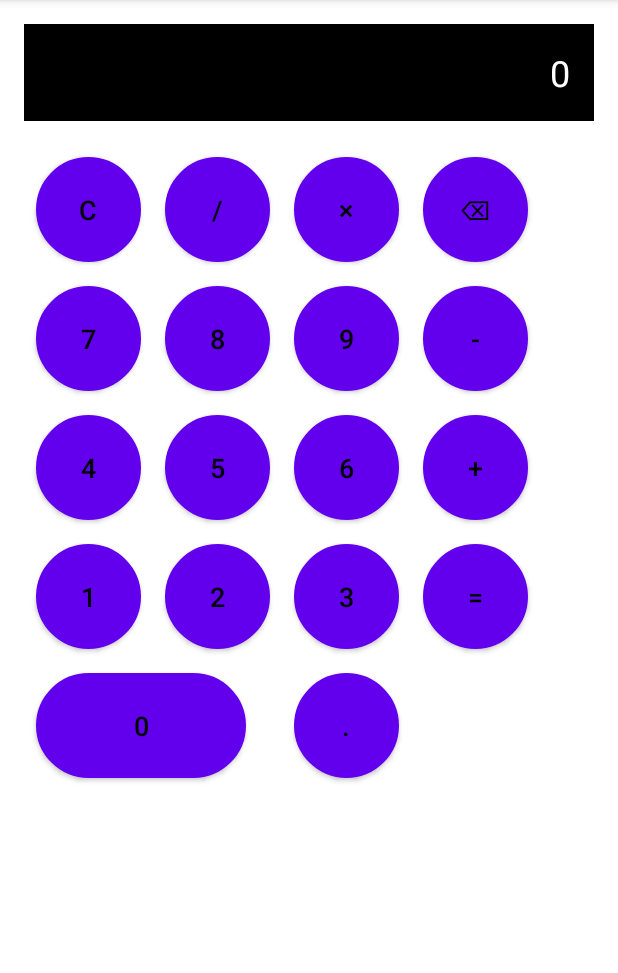
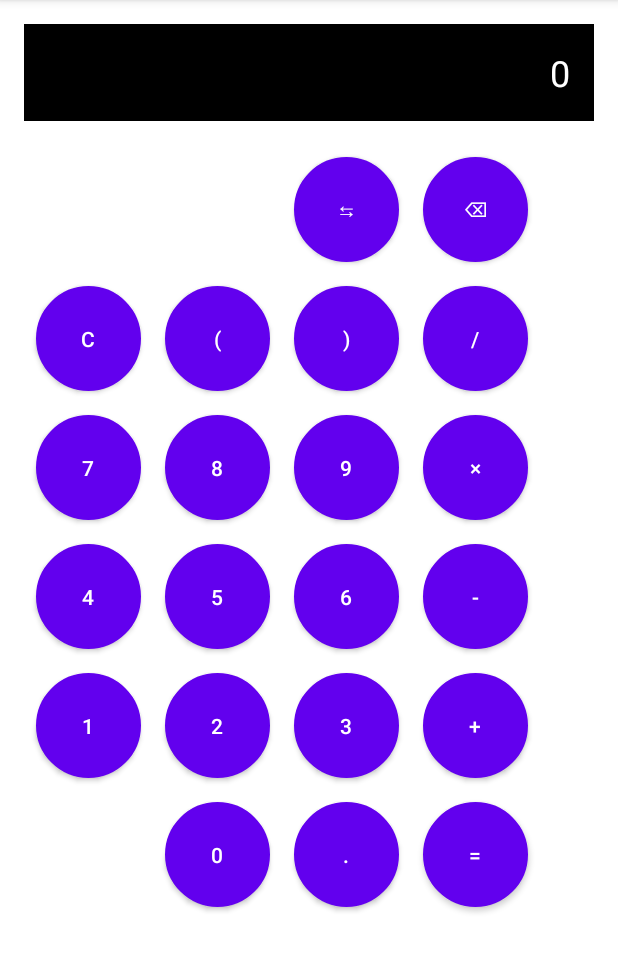
Before and after one commit to tonolinl/UnitConvertPlus, an Android app: the screen it shows after launch (Calculator_Activity), on a phone screen of 412 x 824 dp, the part 84-1057 px from its top. Run offline under Robolectric (Android 15) with nearby library versions, the phone set to English and light mode, and no system bars.

Commit message:
Second version of calculator with landscape display manage

```diff
--- /dev/null
+++ b/app/src/main/res/layout-land/activity_calculator.xml
@@ -0,0 +1,16 @@
+<?xml version="1.0" encoding="utf-8"?>
+<LinearLayout xmlns:android="http://schemas.android.com/apk/res/android"
+    android:layout_width="match_parent"
+    android:layout_height="match_parent"
+    android:orientation="vertical"
+    android:padding="16dp">
+
+    <Button
+        android:id="@+id/btn_portrait"
+        android:text="⇆"
+        android:layout_width="match_parent"
+        android:layout_height="match_parent"
+        android:background="@drawable/button_round"
+        android:gravity="center"
+        android:textSize="24sp" />
+</LinearLayout>
--- a/app/src/main/res/layout/activity_calculator.xml
+++ b/app/src/main/res/layout/activity_calculator.xml
@@ -13,199 +13,200 @@
         android:background="#000000"
         android:gravity="end"
         android:padding="16dp"
-        android:textSize="24sp"
         android:text="0"
-        android:textColor="#FFFFFF" />
+        android:textColor="#FFFFFF"
+        android:textSize="24sp" />
 
     <!-- Grille des boutons -->
     <GridLayout
         android:layout_width="match_parent"
         android:layout_height="wrap_content"
         android:columnCount="4"
-        android:rowCount="5"
-        android:paddingTop="16dp"
-        android:layout_gravity="center">
+        android:rowCount="6"
+        android:paddingTop="16dp">
 
-        <!-- Lignes et colonnes de boutons -->
+        <!-- Ligne 1 -->
+        <View
+            android:layout_width="0dp"
+            android:layout_height="0dp"
+            android:layout_columnSpan="2" />
+
+        <Button
+            android:id="@+id/btn_landscape"
+            android:text="⇆"
+            android:layout_width="70dp"
+            android:layout_height="70dp"
+            android:background="@drawable/button_round"
+            android:layout_margin="8dp" />
+
+        <Button
+            android:id="@+id/btn_backspace"
+            android:text="⌫"
+            android:layout_width="70dp"
+            android:layout_height="70dp"
+            android:background="@drawable/button_round"
+            android:layout_margin="8dp" />
+
+        <!-- Ligne 2 -->
         <Button
             android:id="@+id/btn_clear"
+            android:text="C"
             android:layout_width="70dp"
             android:layout_height="70dp"
-            android:layout_margin="8dp"
             android:background="@drawable/button_round"
-            android:text="C"
-            android:textColor="#000000"
-            android:textSize="18sp" />
+            android:layout_margin="8dp" />
+
+        <Button
+            android:id="@+id/btn_open_parenthesis"
+            android:text="("
+            android:layout_width="70dp"
+            android:layout_height="70dp"
+            android:background="@drawable/button_round"
+            android:layout_margin="8dp" />
+
+        <Button
+            android:id="@+id/btn_close_parenthesis"
+            android:text=")"
+            android:layout_width="70dp"
+            android:layout_height="70dp"
+            android:background="@drawable/button_round"
+            android:layout_margin="8dp" />
 
         <Button
             android:id="@+id/btn_divide"
+            android:text="/"
             android:layout_width="70dp"
             android:layout_height="70dp"
-            android:layout_margin="8dp"
             android:background="@drawable/button_round"
-            android:text="/"
-            android:textColor="#000000"
-            android:textSize="18sp" />
+            android:layout_margin="8dp" />
+
+        <!-- Ligne 3 -->
+        <Button
+            android:id="@+id/btn_7"
+            android:text="7"
+            android:layout_width="70dp"
+            android:layout_height="70dp"
+            android:background="@drawable/button_round"
+            android:layout_margin="8dp" />
+
+        <Button
+            android:id="@+id/btn_8"
+            android:text="8"
+            android:layout_width="70dp"
+            android:layout_height="70dp"
+            android:background="@drawable/button_round"
+            android:layout_margin="8dp" />
+
+        <Button
+            android:id="@+id/btn_9"
+            android:text="9"
+            android:layout_width="70dp"
+            android:layout_height="70dp"
+            android:background="@drawable/button_round"
+            android:layout_margin="8dp" />
 
         <Button
             android:id="@+id/btn_multiply"
+            android:text="×"
             android:layout_width="70dp"
             android:layout_height="70dp"
-            android:layout_margin="8dp"
             android:background="@drawable/button_round"
-            android:text="×"
-            android:textColor="#000000"
-            android:textSize="18sp" />
+            android:layout_margin="8dp" />
+
+        <!-- Ligne 4 -->
+        <Button
+            android:id="@+id/btn_4"
+            android:text="4"
+            android:layout_width="70dp"
+            android:layout_height="70dp"
+            android:background="@drawable/button_round"
+            android:layout_margin="8dp" />
 
         <Button
-            android:id="@+id/btn_backspace"
+            android:id="@+id/btn_5"
+            android:text="5"
             android:layout_width="70dp"
             android:layout_height="70dp"
-            android:layout_margin="8dp"
             android:background="@drawable/button_round"
-            android:text="⌫"
-            android:textColor="#000000"
-            android:textSize="18sp" />
+            android:layout_margin="8dp" />
 
         <Button
-            android:id="@+id/btn_7"
+            android:id="@+id/btn_6"
+            android:text="6"
             android:layout_width="70dp"
             android:layout_height="70dp"
-            android:layout_margin="8dp"
             android:background="@drawable/button_round"
-            android:text="7"
-            android:textColor="#000000"
-            android:textSize="18sp" />
-
-        <Button
-            android:id="@+id/btn_8"
-            android:layout_width="70dp"
-            android:layout_height="70dp"
-            android:layout_margin="8dp"
-            android:background="@drawable/button_round"
-            android:text="8"
-            android:textColor="#000000"
-            android:textSize="18sp" />
-
-        <Button
-            android:id="@+id/btn_9"
-            android:layout_width="70dp"
-            android:layout_height="70dp"
-            android:layout_margin="8dp"
-            android:background="@drawable/button_round"
-            android:text="9"
-            android:textColor="#000000"
-            android:textSize="18sp" />
+            android:layout_margin="8dp" />
 
         <Button
             android:id="@+id/btn_subtract"
+            android:text="-"
             android:layout_width="70dp"
             android:layout_height="70dp"
-            android:layout_margin="8dp"
             android:background="@drawable/button_round"
-            android:text="-"
-            android:textColor="#000000"
-            android:textSize="18sp" />
+            android:layout_margin="8dp" />
+
+        <!-- Ligne 5 -->
+        <Button
+            android:id="@+id/btn_1"
+            android:text="1"
+            android:layout_width="70dp"
+            android:layout_height="70dp"
+            android:background="@drawable/button_round"
+            android:layout_margin="8dp" />
 
         <Button
-            android:id="@+id/btn_4"
+            android:id="@+id/btn_2"
+            android:text="2"
             android:layout_width="70dp"
             android:layout_height="70dp"
-            android:layout_margin="8dp"
             android:background="@drawable/button_round"
-            android:text="4"
-            android:textColor="#000000"
-            android:textSize="18sp" />
+            android:layout_margin="8dp" />
 
         <Button
-            android:id="@+id/btn_5"
+            android:id="@+id/btn_3"
+            android:text="3"
             android:layout_width="70dp"
             android:layout_height="70dp"
-            android:layout_margin="8dp"
             android:background="@drawable/button_round"
-            android:text="5"
-            android:textColor="#000000"
-            android:textSize="18sp" />
-
-        <Button
-            android:id="@+id/btn_6"
-            android:layout_width="70dp"
-            android:layout_height="70dp"
-            android:layout_margin="8dp"
-            android:background="@drawable/button_round"
-            android:text="6"
-            android:textColor="#000000"
-            android:textSize="18sp" />
+            android:layout_margin="8dp" />
 
         <Button
             android:id="@+id/btn_add"
+            android:text="+"
             android:layout_width="70dp"
             android:layout_height="70dp"
-            android:layout_margin="8dp"
             android:background="@drawable/button_round"
-            android:text="+"
-            android:textColor="#000000"
-            android:textSize="18sp" />
+            android:layout_margin="8dp" />
+
+        <!-- Ligne 6 -->
+        <View
+            android:layout_width="0dp"
+            android:layout_height="0dp"
+            android:layout_columnSpan="1" />
 
         <Button
-            android:id="@+id/btn_1"
+            android:id="@+id/btn_0"
+            android:text="0"
             android:layout_width="70dp"
             android:layout_height="70dp"
-            android:layout_margin="8dp"
             android:background="@drawable/button_round"
-            android:text="1"
-            android:textColor="#000000"
-            android:textSize="18sp" />
+            android:layout_margin="8dp" />
 
         <Button
-            android:id="@+id/btn_2"
+            android:id="@+id/btn_dot"
+            android:text="."
             android:layout_width="70dp"
             android:layout_height="70dp"
-            android:layout_margin="8dp"
             android:background="@drawable/button_round"
-            android:text="2"
-            android:textColor="#000000"
-            android:textSize="18sp" />
-
-        <Button
-            android:id="@+id/btn_3"
-            android:layout_width="70dp"
-            android:layout_height="70dp"
-            android:layout_margin="8dp"
-            android:background="@drawable/button_round"
-            android:text="3"
-            android:textColor="#000000"
-            android:textSize="18sp" />
+            android:layout_margin="8dp" />
 
         <Button
             android:id="@+id/btn_equals"
+            android:text="="
             android:layout_width="70dp"
             android:layout_height="70dp"
-            android:layout_margin="8dp"
             android:background="@drawable/button_round"
-            android:text="="
-            android:textColor="#000000"
-            android:textSize="18sp" />
-
-        <Button
-            android:id="@+id/btn_0"
-            android:layout_width="140dp"
-            android:layout_height="70dp"
-            android:layout_columnSpan="2"
-            android:layout_margin="8dp"
-            android:background="@drawable/button_round"
-            android:text="0"
-            android:textColor="#000000"
-            android:textSize="18sp" />
-
-        <Button
-            android:id="@+id/btn_dot"
-            android:layout_width="70dp"
-            android:layout_height="70dp"
-            android:layout_margin="8dp"
-            android:background="@drawable/button_round"
-            android:text="."
-            android:textColor="#000000"
-            android:textSize="18sp" />
+            android:layout_margin="8dp" />
     </GridLayout>
 </LinearLayout>
```
Also changed, not shown: app/src/main/java/com/example/helloworld/Calculator_Activity.java (+64 -54 lines), app/src/main/java/com/example/helloworld/ExpressionEvaluator.java (added, +76 -0 lines).
